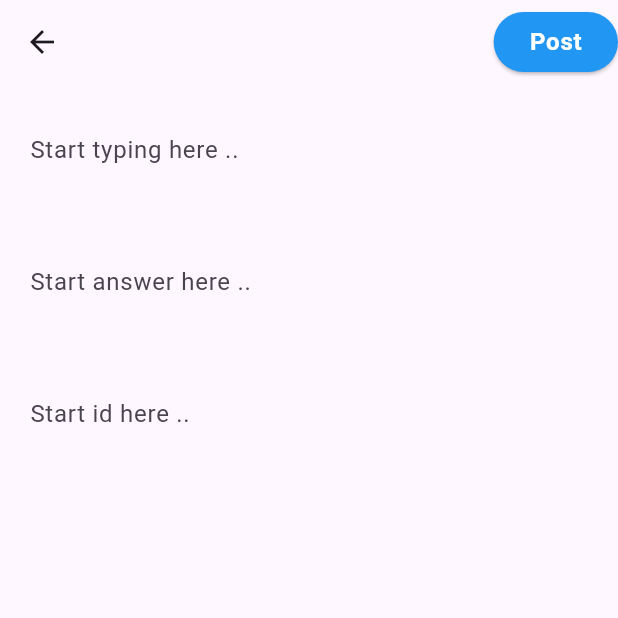
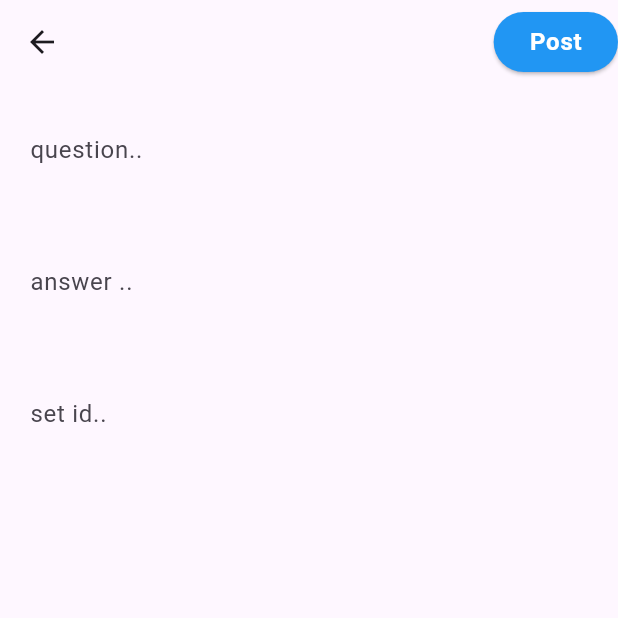
Before and after one commit to Neutrino2711/flashcard, a Flutter app: the screen it shows after launch, after a tap on the "add" icon, on a phone screen of 412 x 824 dp, the top half of it. Run offline on Flutter 3.47's test engine with Material 3 defaults, Android fonts, the phone set to English and light mode, and no system bars; our stand-ins replace bloc, equatable, flip_card, flutter_bloc, flutter_card_swiper and 1 more; missing offline and left inert: dart:ffi; accounts and stored records are empty.

```diff
--- a/lib/screens/createflashcard_screen.dart
+++ b/lib/screens/createflashcard_screen.dart
@@ -68,7 +68,7 @@ class CreateFlashCard extends StatelessWidget {
                     // autofocus: true,
                     showCursor: true,
                     decoration: const InputDecoration(
-                      hintText: 'Start typing here ..',
+                      hintText: 'question..',
                       border: InputBorder.none,
                     ),
 
@@ -89,7 +89,7 @@ class CreateFlashCard extends StatelessWidget {
                     // autofocus: true,
                     showCursor: true,
                     decoration: const InputDecoration(
-                      hintText: 'Start answer here ..',
+                      hintText: 'answer ..',
                       border: InputBorder.none,
                     ),
 
@@ -110,7 +110,7 @@ class CreateFlashCard extends StatelessWidget {
                     // autofocus: true,
                     showCursor: true,
                     decoration: const InputDecoration(
-                      hintText: 'Start id here ..',
+                      hintText: 'set id..',
                       border: InputBorder.none,
                     ),
 
--- a/lib/screens/flashcard_screen.dart
+++ b/lib/screens/flashcard_screen.dart
@@ -77,11 +77,11 @@ class FlashcardScreen extends StatelessWidget {
   Widget build(BuildContext context) {
     return Scaffold(
       appBar: AppBar(title: Text("Flashcards"),
-      actions: [
-        ElevatedButton(onPressed: (){
-          context.read<FlashcardBloc>().add(LoadFlashcards(setId: 0));
-        }, child: Text("Reload"))
-      ],
+      // actions: [
+      //   ElevatedButton(onPressed: (){
+      //     context.read<FlashcardBloc>().add(LoadFlashcards(setId: 0));
+      //   }, child: Text("Reload"))
+      // ],
       ),
 
       body: BlocBuilder<FlashcardBloc, FlashcardState>(
@@ -91,29 +91,69 @@ class FlashcardScreen extends StatelessWidget {
           } else if (state is FlashcardLoaded) {
             List<Flashcard> flashcards = state.flashcards;
            return Center(
-              child: CardSwiper(cardBuilder: (context,index,x,y ) {
-
+  child: Builder(
+  builder: (context) {
+    if (flashcards.isEmpty) {
+      return const Center(child: Text("No Flash Cards"));
+    } else if (flashcards.length == 1) {
+      return  Padding(
+            padding: const EdgeInsets.symmetric(horizontal: 20, vertical: 25),
+            child: Align(
+              alignment: Alignment.topLeft,
+              child: GestureDetector(
+                onLongPress: () {
+                  _showEditFlashcardDialog(context, flashcards[0]);
+                },
+                onDoubleTap: () {
+                  context
+                      .read<FlashcardBloc>()
+                      .add(DeleteFlashcard(id: flashcards.first.id!, setId: 0));
+                },
+                child: FlipCard(
+                  front: FlashcardView(
+                    text: flashcards[0].question,
+                    color: Colors.redAccent,
+                  ),
+                  back: FlashcardView(
+                    text: flashcards[0].answer,
+                    color: Colors.blueAccent,
+                  ),
+                ),
+              ),
+            ),
+          );
+    } else {
+      return CardSwiper(
+        cardBuilder: (context, index, x, y) {
           return GestureDetector(
             onLongPress: () {
               _showEditFlashcardDialog(context, flashcards[index]);
             },
             child: FlipCard(
-                    front: FlashcardView(text: flashcards[index].question, color: Colors.redAccent),
-                    back: FlashcardView(text: flashcards[index].answer, color: Colors.blueAccent),
+              front: FlashcardView(
+                text: flashcards[index].question,
+                color: Colors.redAccent,
+              ),
+              back: FlashcardView(
+                text: flashcards[index].answer,
+                color: Colors.blueAccent,
+              ),
             ),
           );
-
-
         },
         onSwipe: (previousIndex, currentIndex, direction) {
-                if(direction == CardSwiperDirection.bottom)
-                {
-                    context.read<FlashcardBloc>().add(DeleteFlashcard(id: currentIndex!, setId: 0));
+          if (direction == CardSwiperDirection.bottom) {
+            context
+                .read<FlashcardBloc>()
+                .add(DeleteFlashcard(id: flashcards[currentIndex!].id!, setId: 0));
           }
           return true;
         },
-               cardsCount: flashcards.length),
+        numberOfCardsDisplayed: 2,
+        cardsCount: flashcards.length,
       );
+    }
+  },),);
 
           } else if (state is FlashcardError) {
             return Center(child: Text(state.message));
```
Lines whose indentation alone changed are shown as unchanged.
